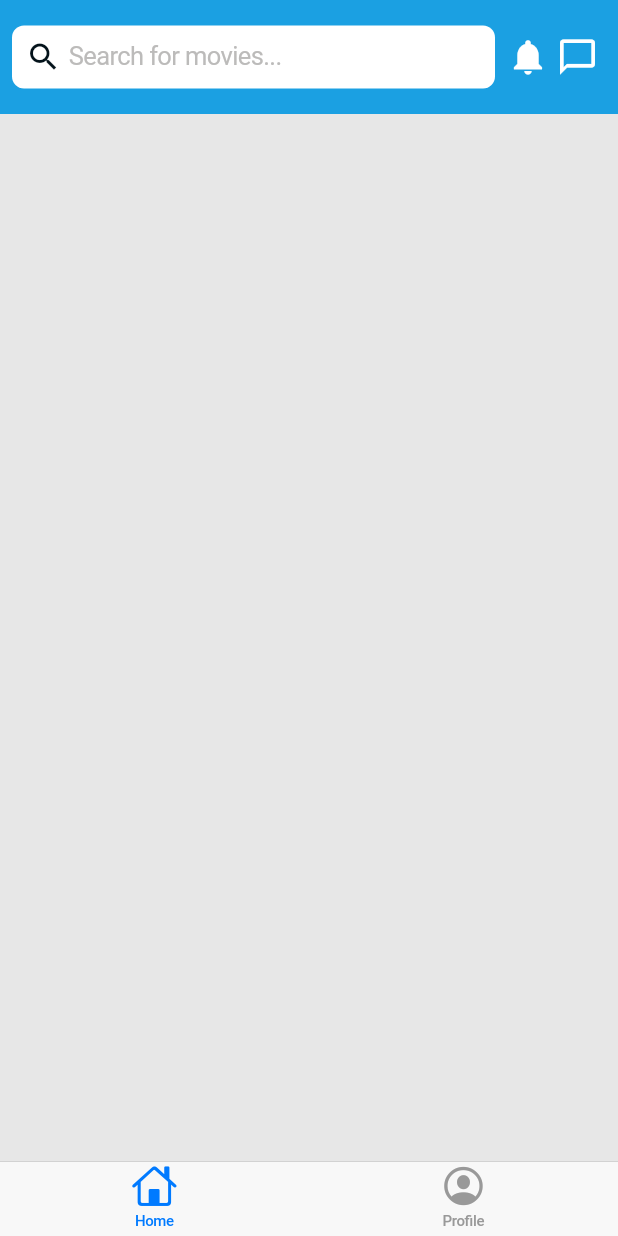
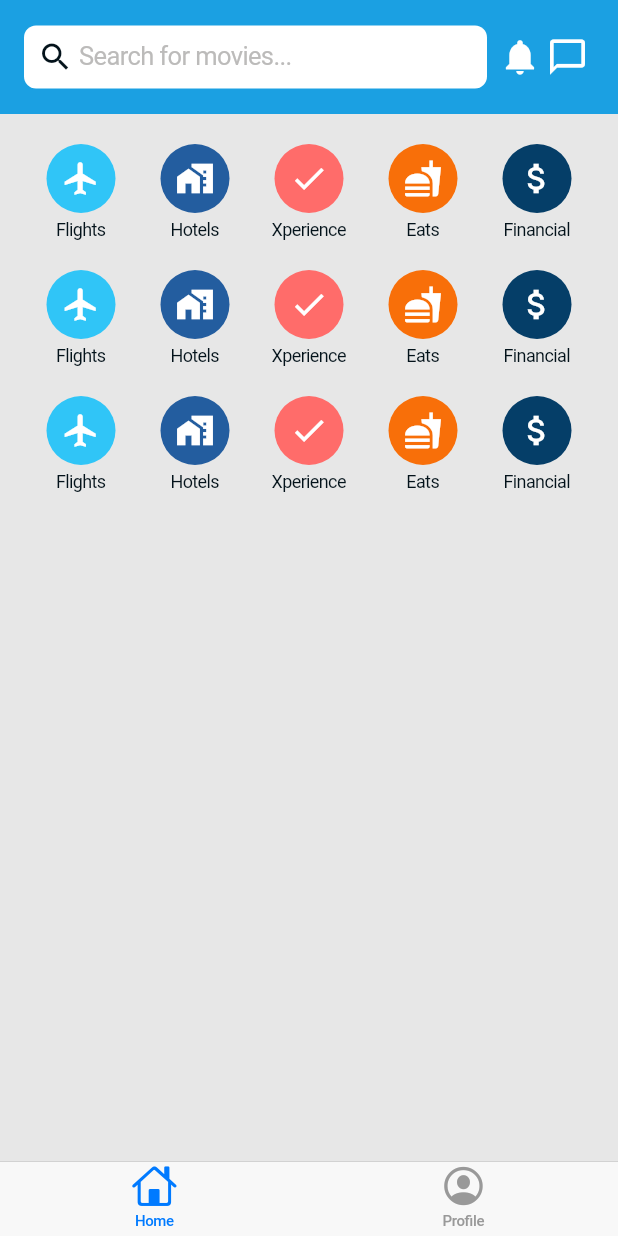
Before and after one commit to theodorusyoga/Flutter-Test-App, a Flutter app: the screen it shows after launch, on a phone screen of 412 x 824 dp. Run offline on Flutter 3.47's test engine with Material 2 defaults, Android fonts, the light colour scheme and no system bars.

Commit message:
Add menu items as Wrap widget and refactor search bar

```diff
--- a/lib/views/home/home.dart
+++ b/lib/views/home/home.dart
@@ -1,6 +1,7 @@
 import 'package:flutter/cupertino.dart';
 
 import './searchbar/searchbar.dart';
+import './menu/menu.dart';
 
 class Home extends StatefulWidget {
   const Home({Key? key}) : super(key: key);
@@ -12,7 +13,7 @@ class Home extends StatefulWidget {
 class _HomeState extends State<Home> {
   @override
   Widget build(BuildContext context) {
-    final homeItems = [const SearchBar()];
+    final homeItems = [const SearchBar(), const Menu()];
 
     return Column(
       children: homeItems,
--- a/lib/views/home/menu/menu.dart
+++ b/lib/views/home/menu/menu.dart
@@ -2,6 +2,8 @@ import 'package:flutter/material.dart';
 
 import '../../../model/menu_model.dart';
 import '../../../assets/colors.dart';
+import './menuitem.dart';
+import './styles.dart';
 
 class Menu extends StatefulWidget {
   const Menu({Key? key}) : super(key: key);
@@ -30,12 +32,74 @@ var menuItems = <MenuModel>[
   MenuModel(
       icon: Icons.attach_money,
       menuName: "Financial",
+      bgColor: colors[ColorName.financialDarkBlue]),
+  // DUPLICATED FOR SECOND ROW
+  MenuModel(
+      icon: Icons.flight,
+      menuName: "Flights",
+      bgColor: colors[ColorName.flightBlue]),
+  MenuModel(
+      icon: Icons.maps_home_work,
+      menuName: "Hotels",
+      bgColor: colors[ColorName.hotelDarkBlue]),
+  MenuModel(
+      icon: Icons.check,
+      menuName: "Xperience",
+      bgColor: colors[ColorName.xperiencePink]),
+  MenuModel(
+      icon: Icons.fastfood,
+      menuName: "Eats",
+      bgColor: colors[ColorName.orangeEats]),
+  MenuModel(
+      icon: Icons.attach_money,
+      menuName: "Financial",
+      bgColor: colors[ColorName.financialDarkBlue]),
+  // DUPLICATED FOR THIRD ROW
+  MenuModel(
+      icon: Icons.flight,
+      menuName: "Flights",
+      bgColor: colors[ColorName.flightBlue]),
+  MenuModel(
+      icon: Icons.maps_home_work,
+      menuName: "Hotels",
+      bgColor: colors[ColorName.hotelDarkBlue]),
+  MenuModel(
+      icon: Icons.check,
+      menuName: "Xperience",
+      bgColor: colors[ColorName.xperiencePink]),
+  MenuModel(
+      icon: Icons.fastfood,
+      menuName: "Eats",
+      bgColor: colors[ColorName.orangeEats]),
+  MenuModel(
+      icon: Icons.attach_money,
+      menuName: "Financial",
       bgColor: colors[ColorName.financialDarkBlue])
 ];
 
 class _MenuState extends State<Menu> {
+  void _onMenuItemPressed() {
+    // implement menu item pressed
+  }
+
+  final _styles = MenuStyles();
+
   @override
   Widget build(BuildContext context) {
-    return Container();
+    final List<Widget> flexibleMenuItem = menuItems
+        .map<Widget>((menuItem) => MenuItem(
+              menuModel: menuItem,
+              menuItemSize: MenuItemSize.medium,
+              onMenuItemPressed: () => _onMenuItemPressed(),
+            ))
+        .toList();
+
+    return Container(
+      child: Wrap(
+        children: flexibleMenuItem,
+        runSpacing: 16,
+      ),
+      padding: _styles.menuPadding,
+    );
   }
 }
--- a/lib/views/home/menu/menuitem.dart
+++ b/lib/views/home/menu/menuitem.dart
@@ -1,15 +1,64 @@
-import 'package:first_app/model/menu_model.dart';
 import 'package:flutter/cupertino.dart';
+import 'package:flutter/material.dart';
+
+import '../../../assets/colors.dart';
+import '../../../assets/fonts.dart';
+import '../../../model/menu_model.dart';
+import './styles.dart';
+
+enum MenuItemSize { small, medium, large }
+const numberOfItems = 5;
 
 class MenuItem extends StatelessWidget {
-  const MenuItem({ Key? key, required this.menuModel }) : super(key: key);
+  MenuItem({Key? key, required this.menuModel, required this.menuItemSize, required this.onMenuItemPressed})
+      : super(key: key);
 
   final MenuModel menuModel;
+  final MenuItemSize menuItemSize;
+  final Function onMenuItemPressed;
+  final _styles = MenuStyles();
+
+  double get iconSize {
+    switch (menuItemSize) {
+      case MenuItemSize.small:
+        return 42;
+      case MenuItemSize.medium:
+        return 46;
+      case MenuItemSize.large:
+        return 50;
+      default:
+        return 46;
+    }
+  }
 
   @override
   Widget build(BuildContext context) {
+    final double width = MediaQuery.of(context).size.width;
+    final double widthWithoutPadding = width - 32;
+    final double itemWidth = widthWithoutPadding / numberOfItems;
+
+    final _iconImage = Container(
+      child: Center(
+          child:
+              Icon(menuModel.icon, size: 26, color: colors[ColorName.white])),
+      width: iconSize,
+      height: iconSize,
+      decoration: _styles.imageBoxDecoration(menuModel.bgColor),
+    );
+
     return Container(
-
+      child: CupertinoButton(
+          child: Column(
+            children: [
+              _iconImage,
+              const SizedBox(height: 4),
+              Text(menuModel.menuName, style: regularTextStyle)
+            ],
+          ),
+          onPressed: () => onMenuItemPressed(),
+          padding: _styles.buttonMenuItemPadding),
+      width: itemWidth,
+      padding: _styles.menuItemPadding,
     );
   }
 }
--- /dev/null
+++ b/lib/views/home/menu/styles.dart
@@ -0,0 +1,20 @@
+import 'package:flutter/cupertino.dart';
+
+import '../../../assets/colors.dart';
+
+class MenuStyles {
+  MenuStyles();
+
+  // MENU ITEM
+  BoxDecoration imageBoxDecoration(Color? bgColor) =>
+      BoxDecoration(shape: BoxShape.circle, color: bgColor);
+
+  final EdgeInsetsGeometry menuItemPadding = const EdgeInsets.only(top: 4);
+  final EdgeInsetsGeometry buttonMenuItemPadding = const EdgeInsets.all(0);
+  // END OF MENU ITEM
+
+  // MENU
+  final EdgeInsetsGeometry menuPadding =
+      const EdgeInsets.only(top: 16, left: 8, right: 8);
+  // END OF MENU
+}
--- a/lib/views/home/searchbar/components/search_input.dart
+++ b/lib/views/home/searchbar/components/search_input.dart
@@ -63,18 +63,25 @@ class _SearchInputState extends State<SearchInput>
     final styles = SearchInputStyles();
 
     var _focusNode = FocusNode();
+    void focusOnSearchTextField() {
+      FocusScope.of(context).requestFocus(_focusNode);
+      _focusNode.requestFocus();
+    }
+
     var _focusableSearchTextField = CupertinoTextField(
       decoration: styles.textFieldDecoration,
-      onChanged: (String text) => widget.onSearchTextChanged(text),
+      onChanged: (String text) {
+        widget.onSearchTextChanged(text);
+        if (text == "") {
+          for (var i = 0; i < controllers.length; i++) {
+            setAnimation(i);
+          }
+        }
+      },
       focusNode: _focusNode,
       style: styles.searchTextStyle,
       padding: styles.searchBoxPadding,
     );
-
-    void focusOnSearchTextField() {
-      FocusScope.of(context).requestFocus(_focusNode);
-      _focusNode.requestFocus();
-    }
 
     var _index = 0;
     List<Widget> _placeholderTexts = widget.hintTexts.map<Widget>((hintText) {
@@ -109,7 +116,7 @@ class _SearchInputState extends State<SearchInput>
           },
           padding: styles.placeholderButtonPadding,
           pressedOpacity: 1,
-      );
+          disabledColor: colors[ColorName.transparent]!);
     }).toList();
 
     var textFieldStack = Stack(
@@ -119,7 +126,7 @@ class _SearchInputState extends State<SearchInput>
         Container(
             clipBehavior: Clip.hardEdge,
             decoration: BoxDecoration(color: colors[Colors.transparent]),
-                child:  widget.searchText != "" ? Container() : Stack(
+            child: Stack(
               children: _placeholderTransitions,
             ),
             padding: styles.placeholderContainerPadding)
--- a/lib/views/home/searchbar/components/styles.dart
+++ b/lib/views/home/searchbar/components/styles.dart
@@ -15,6 +15,7 @@ class SearchInputStyles {
 
   final TextStyle searchTextStyle = TextStyle(
     backgroundColor: colors[ColorName.transparent],
+    color: colors[ColorName.primary],
   );
 
   final TextStyle placeholderTextStyle = TextStyle(
--- a/lib/views/home/searchbar/searchbar.dart
+++ b/lib/views/home/searchbar/searchbar.dart
@@ -63,10 +63,8 @@ class _SearchBarState extends State<SearchBar> {
     ];
 
     return Container(
-      decoration: BoxDecoration(
-        color: colors[ColorName.basicBlue],
-      ),
-      padding: const EdgeInsets.only(left: 8, right: 8, bottom: 16, top: 16),
+      decoration: styles.blueBackground ,
+      padding: styles.searchBarPadding,
       child: Row(children: _searchBarItems),
     );
   }
--- a/lib/views/home/searchbar/styles.dart
+++ b/lib/views/home/searchbar/styles.dart
@@ -1,4 +1,6 @@
 import 'package:flutter/cupertino.dart';
+
+import '../../../assets/colors.dart';
 
 class SearchBarStyles {
   SearchBarStyles();
@@ -6,4 +8,11 @@ class SearchBarStyles {
   final EdgeInsetsGeometry barItemPadding = const EdgeInsets.only(right: 8);
 
   final EdgeInsetsGeometry buttonItemPadding = const EdgeInsets.all(0);
+
+  final BoxDecoration blueBackground = BoxDecoration(
+    color: colors[ColorName.basicBlue],
+  );
+
+  final EdgeInsetsGeometry searchBarPadding =
+      const EdgeInsets.only(left: 16, right: 16, bottom: 16, top: 16);
 }
```
Lines whose indentation alone changed are shown as unchanged.
